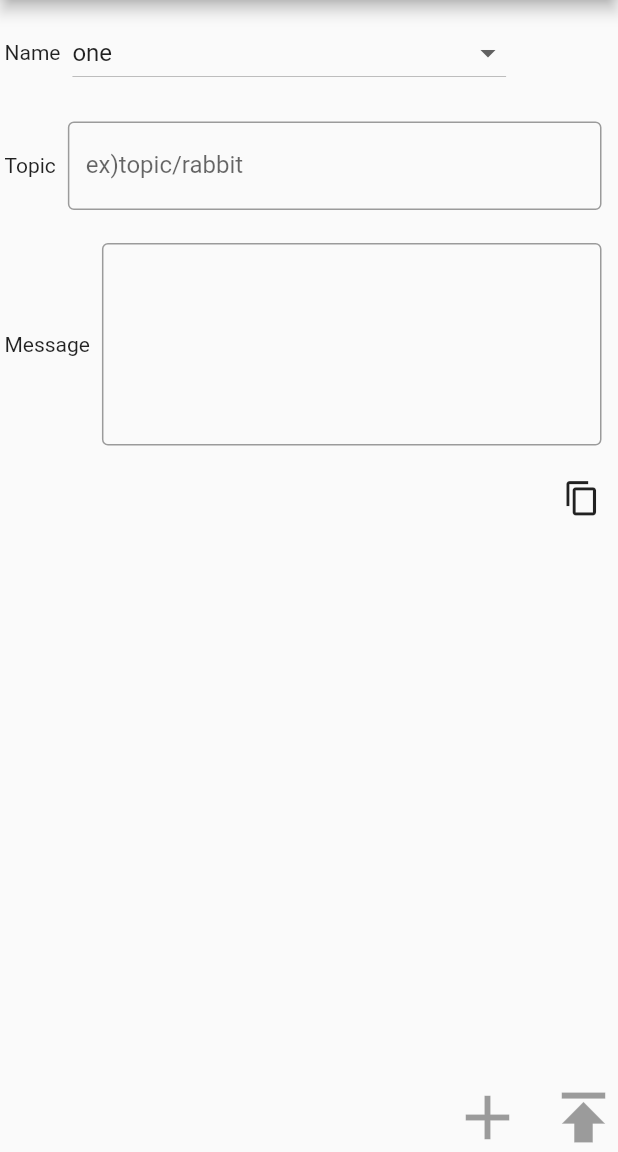
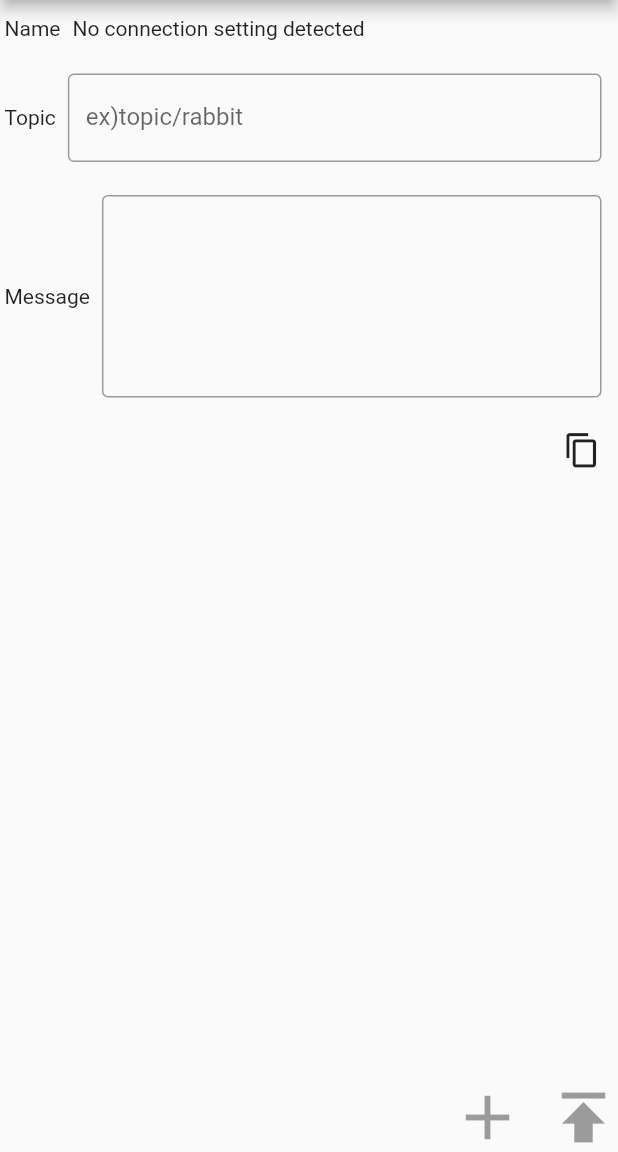
Before and after one commit to nannany/simple_mqtt_client, a Flutter app: the PublishPage screen opened by its route, on a phone screen of 412 x 824 dp, the part 84-1236 px from its top. Run offline on Flutter 3.47's test engine with Material 2 defaults, Android fonts, the phone set to English and light mode, and no system bars; our stand-ins replace shared_preferences; missing offline and left inert: mqtt_client; accounts and stored records are empty.

Commit message:
値の保存はできているようだが、同じキー名で複数入れてしまったようだ。それだとselectbox表示は無理

```diff
--- a/lib/publish_page.dart
+++ b/lib/publish_page.dart
@@ -1,6 +1,7 @@
 import 'package:flutter/cupertino.dart';
 import 'package:flutter/material.dart';
 import 'package:flutter/services.dart';
+import 'package:simple_mqtt_client/shared_preferences_helper.dart';
 import 'package:simple_mqtt_client/small_input_field.dart';
 
 class PublishPage extends StatefulWidget {
@@ -12,8 +13,15 @@ class PublishPage extends StatefulWidget {
 }
 
 class _PublishPageState extends State<PublishPage> {
-  String dropdownValue = "one";
+  String dropdownValue = "-";
   String textContent = "";
+  Future<List<String>> connectSettingList;
+
+  @override
+  void initState() {
+    super.initState();
+    connectSettingList = SharedPreferencesHelper.getAllConnectionSettings();
+  }
 
   @override
   Widget build(BuildContext context) {
@@ -30,23 +38,43 @@ class _PublishPageState extends State<PublishPage> {
                         Text("Name"),
                         Container(
                           padding: EdgeInsets.all(8.0),
-                          child: DropdownButton(
-                              value: dropdownValue,
-                              onChanged: (String newValue) {
-                                setState(() {
-                                  dropdownValue = newValue;
-                                });
-                              },
-                              items: <String>[
-                                "one",
-                                "two",
-                                "threeeeeeeeeeeeeeeeeeeeeeeeeeeee"
-                              ].map<DropdownMenuItem<String>>((String value) {
-                                return DropdownMenuItem<String>(
-                                  value: value,
-                                  child: Text(value),
-                                );
-                              }).toList()),
+                          child: FutureBuilder(
+                              future: connectSettingList,
+                              builder: (BuildContext context,
+                                  AsyncSnapshot<List<String>> snapshot) {
+                                if (snapshot.hasData) {
+                                  if (snapshot.data.isEmpty) {
+                                    return Text(
+                                      "No connection setting detected",
+                                    );
+                                  } else {
+//                                    return DropdownButton(
+//                                        value: dropdownValue,
+//                                        onChanged: (String newValue) {
+//                                          setState(() {
+//                                            dropdownValue = newValue;
+//                                          });
+//                                        },
+//                                        items: snapshot.data
+//                                            .map<DropdownMenuItem<String>>(
+//                                                (String value) {
+//                                              return DropdownMenuItem<String>(
+//                                                value: value,
+//                                                child: Text(value),
+//                                              );
+//                                            }).toList());
+
+                                    return Text(
+                                      "Several settings detected",
+                                    );
+
+                                  }
+                                } else {
+                                  return Text(
+                                    "Loading",
+                                  );
+                                }
+                              }),
                         ),
                       ],
                     )),
--- a/lib/settings_store.dart
+++ b/lib/settings_store.dart
@@ -67,4 +67,5 @@ class SettingsStore with ChangeNotifier {
 
     notifyListeners();
   }
+
 }
--- a/lib/shared_preferences_helper.dart
+++ b/lib/shared_preferences_helper.dart
@@ -2,9 +2,9 @@ import 'dart:convert';
 import 'package:shared_preferences/shared_preferences.dart';
 import 'package:simple_mqtt_client/connection_setting.dart';
 
-class SharedPreferencesHelper{
-
-  static Future<bool> saveConnectionSetting(String key, ConnectionSetting value) async{
+class SharedPreferencesHelper {
+  static Future<bool> saveConnectionSetting(
+      String key, ConnectionSetting value) async {
     final prefs = await SharedPreferences.getInstance();
 
     return prefs.setString(key, json.encode(value));
@@ -16,4 +16,9 @@ class SharedPreferencesHelper{
     return prefs.getString(key) ?? '';
   }
 
+  static Future<List<String>> getAllConnectionSettings() async {
+    final prefs = await SharedPreferences.getInstance();
+
+    return prefs.getKeys().map<String>((key) => prefs.get(key)).toList();
+  }
 }
```
